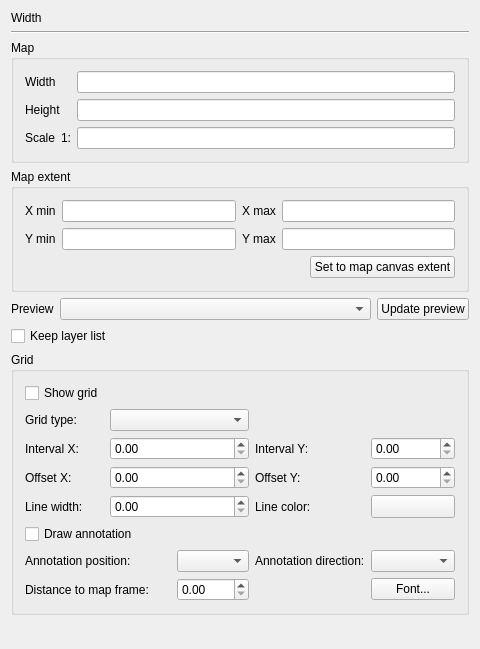
Qt form qgis/src/ui/qgscomposermapwidgetbase.ui (sourcepole/qgis) before a commit.
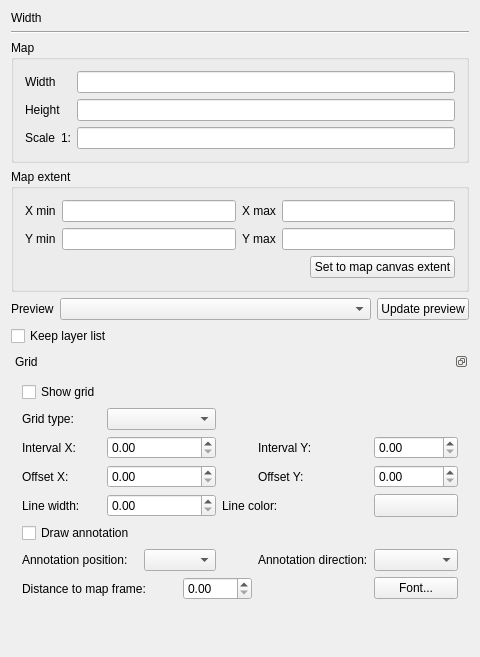
The same form after that commit. Custom widgets are drawn as their Qt base class.

Commit message: Composer grid map widget is a dock widget now

Diff of the .ui file:
```diff
--- a/qgis/src/ui/qgscomposermapwidgetbase.ui
+++ b/qgis/src/ui/qgscomposermapwidgetbase.ui
@@ -6,8 +6,8 @@
    <rect>
     <x>0</x>
     <y>0</y>
-    <width>466</width>
-    <height>649</height>
+    <width>472</width>
+    <height>657</height>
    </rect>
   </property>
   <property name="sizePolicy">
@@ -255,10 +255,17 @@
     </widget>
    </item>
    <item row="6" column="0">
-    <widget class="QGroupBox" name="mGridGroupBox">
-     <property name="title">
+    <widget class="QDockWidget" name="mGridDockWidget">
+     <property name="floating">
+      <bool>true</bool>
+     </property>
+     <property name="features">
+      <set>QDockWidget::DockWidgetFloatable|QDockWidget::DockWidgetMovable</set>
+     </property>
+     <property name="windowTitle">
       <string>Grid</string>
      </property>
+     <widget class="QWidget" name="dockWidgetContents">
      <layout class="QGridLayout" name="gridLayout">
       <item row="0" column="0">
        <widget class="QCheckBox" name="mGridCheckBox">
@@ -274,7 +281,7 @@
         </property>
        </widget>
       </item>
-      <item row="1" column="1" colspan="2">
+       <item row="1" column="1" colspan="3">
        <widget class="QComboBox" name="mGridTypeComboBox"/>
       </item>
       <item row="2" column="0">
@@ -284,21 +291,21 @@
         </property>
        </widget>
       </item>
-      <item row="2" column="1" colspan="2">
+       <item row="2" column="1" colspan="3">
        <widget class="QDoubleSpinBox" name="mIntervalXSpinBox">
         <property name="maximum">
          <double>999999.000000000000000</double>
         </property>
        </widget>
       </item>
-      <item row="2" column="3">
+       <item row="2" column="5">
        <widget class="QLabel" name="mIntervalYLabel">
         <property name="text">
          <string>Interval Y:</string>
         </property>
        </widget>
       </item>
-      <item row="2" column="4">
+       <item row="2" column="6">
        <widget class="QDoubleSpinBox" name="mIntervalYSpinBox">
         <property name="maximum">
          <double>9999999.000000000000000</double>
@@ -312,21 +319,21 @@
         </property>
        </widget>
       </item>
-      <item row="3" column="1" colspan="2">
+       <item row="3" column="1" colspan="3">
        <widget class="QDoubleSpinBox" name="mOffsetXSpinBox">
         <property name="maximum">
          <double>9999999.000000000000000</double>
         </property>
        </widget>
       </item>
-      <item row="3" column="3">
+       <item row="3" column="5">
        <widget class="QLabel" name="mOffsetYLabel">
         <property name="text">
          <string>Offset Y:</string>
         </property>
        </widget>
       </item>
-      <item row="3" column="4">
+       <item row="3" column="6">
        <widget class="QDoubleSpinBox" name="mOffsetYSpinBox">
         <property name="maximum">
          <double>9999999.000000000000000</double>
@@ -340,17 +347,17 @@
         </property>
        </widget>
       </item>
-      <item row="4" column="1" colspan="2">
+       <item row="4" column="1" colspan="3">
        <widget class="QDoubleSpinBox" name="mLineWidthSpinBox"/>
       </item>
-      <item row="4" column="3">
+       <item row="4" column="4" colspan="2">
        <widget class="QLabel" name="mLineColorLabel">
         <property name="text">
          <string>Line color:</string>
         </property>
        </widget>
       </item>
-      <item row="4" column="4">
+       <item row="4" column="6">
        <widget class="QgsColorButton" name="mLineColorButton">
         <property name="sizePolicy">
          <sizepolicy hsizetype="Preferred" vsizetype="Preferred">
@@ -377,10 +384,10 @@
         </property>
        </widget>
       </item>
-      <item row="6" column="2">
+       <item row="6" column="2" colspan="2">
        <widget class="QComboBox" name="mAnnotationPositionComboBox"/>
       </item>
-      <item row="6" column="3">
+       <item row="6" column="5">
        <widget class="QLabel" name="mAnnotationDirectionLabel">
         <property name="frameShape">
          <enum>QFrame::NoFrame</enum>
@@ -390,20 +397,20 @@
         </property>
        </widget>
       </item>
-      <item row="6" column="4">
+       <item row="6" column="6">
        <widget class="QComboBox" name="mAnnotationDirectionComboBox"/>
       </item>
-      <item row="7" column="0" colspan="2">
+       <item row="7" column="0" colspan="3">
        <widget class="QLabel" name="mDistanceToFrameLabel">
         <property name="text">
          <string>Distance to map frame:</string>
         </property>
        </widget>
       </item>
-      <item row="7" column="2">
+       <item row="7" column="3" colspan="2">
        <widget class="QDoubleSpinBox" name="mDistanceToMapFrameSpinBox"/>
       </item>
-      <item row="7" column="4">
+       <item row="7" column="6">
        <widget class="QPushButton" name="mAnnotationFontButton">
         <property name="text">
          <string>Font...</string>
@@ -411,6 +418,7 @@
        </widget>
       </item>
      </layout>
+     </widget>
     </widget>
    </item>
    <item row="7" column="0">
```
Lines whose indentation alone changed are shown as unchanged.
